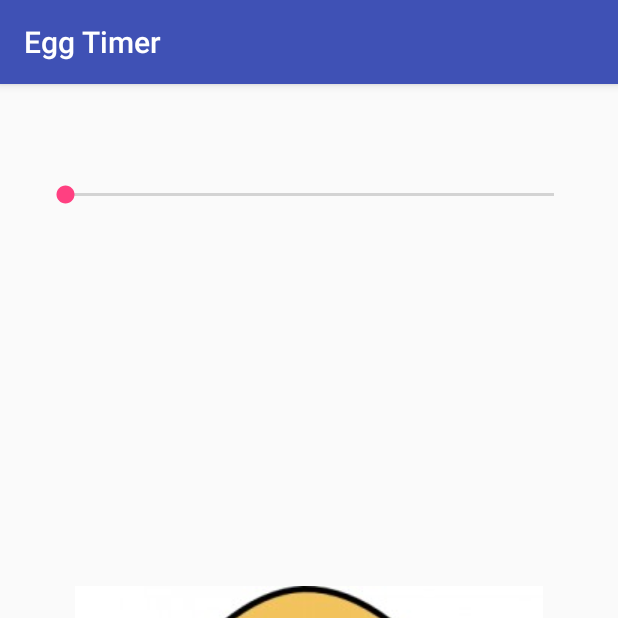
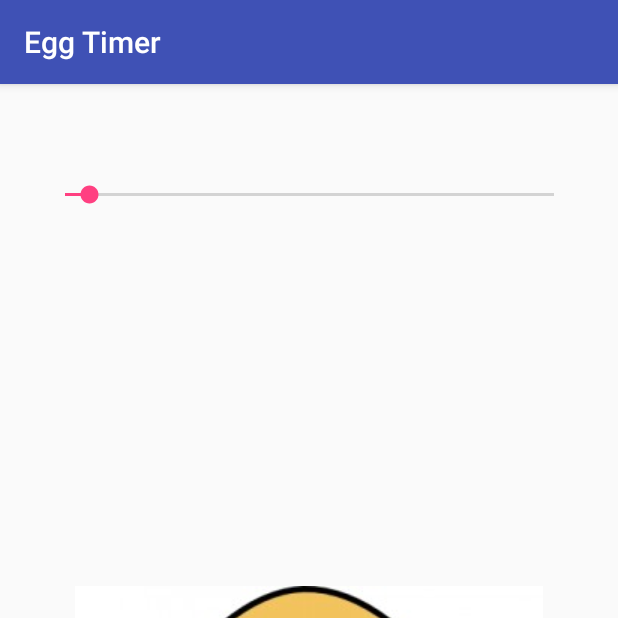
Before and after one commit to Antonio1138/Egg-Timer, an Android app: the screen it shows after launch (MainActivity), on a phone screen of 412 x 824 dp, the top half of it. Run offline under Robolectric (Android 15) with nearby library versions, the light colour scheme and no system bars.

Commit message:
Se añade la primera lógica del contador

```diff
--- a/app/src/main/java/com/antonio/eggtimer/MainActivity.java
+++ b/app/src/main/java/com/antonio/eggtimer/MainActivity.java
@@ -2,6 +2,8 @@ package com.antonio.eggtimer;
 
 import android.support.v7.app.AppCompatActivity;
 import android.os.Bundle;
+import android.widget.SeekBar;
+import android.widget.TextView;
 
 public class MainActivity extends AppCompatActivity {
 
@@ -10,7 +12,35 @@ public class MainActivity extends AppCompatActivity {
         super.onCreate(savedInstanceState);
         setContentView(R.layout.activity_main);
 
+        SeekBar timerSeekBar = findViewById(R.id.timerSeekBar);
+        final TextView timerTextView = findViewById(R.id.timerTextView);
 
+        timerSeekBar.setMax(600);
+        timerSeekBar.setProgress(30);
+
+        timerSeekBar.setOnSeekBarChangeListener(new SeekBar.OnSeekBarChangeListener() {
+            @Override
+            public void onProgressChanged(SeekBar seekBar, int progress, boolean fromUser) {
+
+                int minutes = (int) progress / 60;
+                int seconds = progress - minutes * 60;
+
+                timerTextView.setText(Integer.toString(minutes) + ":" + Integer.toString(seconds));
+
+
+
+            }
+
+            @Override
+            public void onStartTrackingTouch(SeekBar seekBar) {
+
+            }
+
+            @Override
+            public void onStopTrackingTouch(SeekBar seekBar) {
+
+            }
+        });
 
 
     }
```
